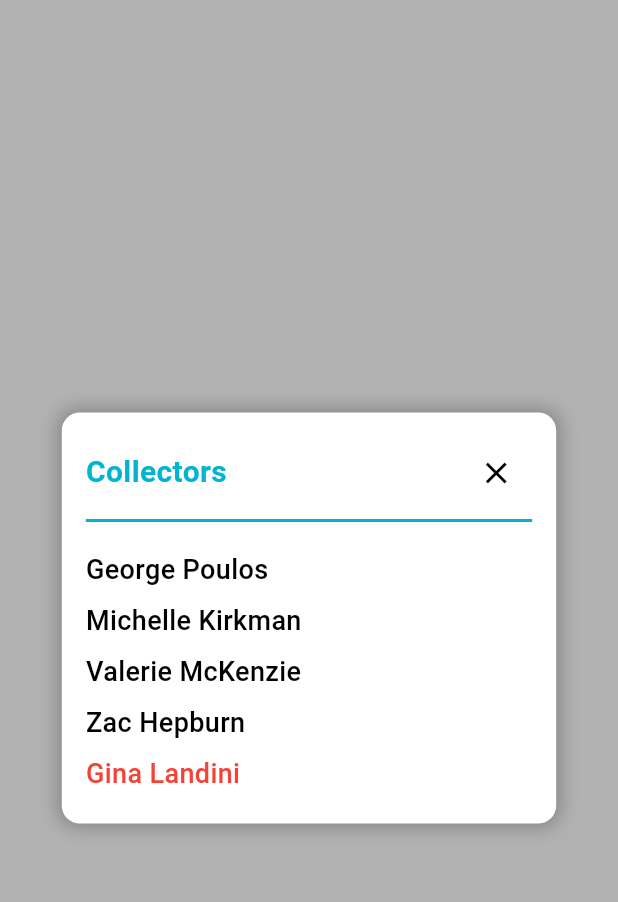
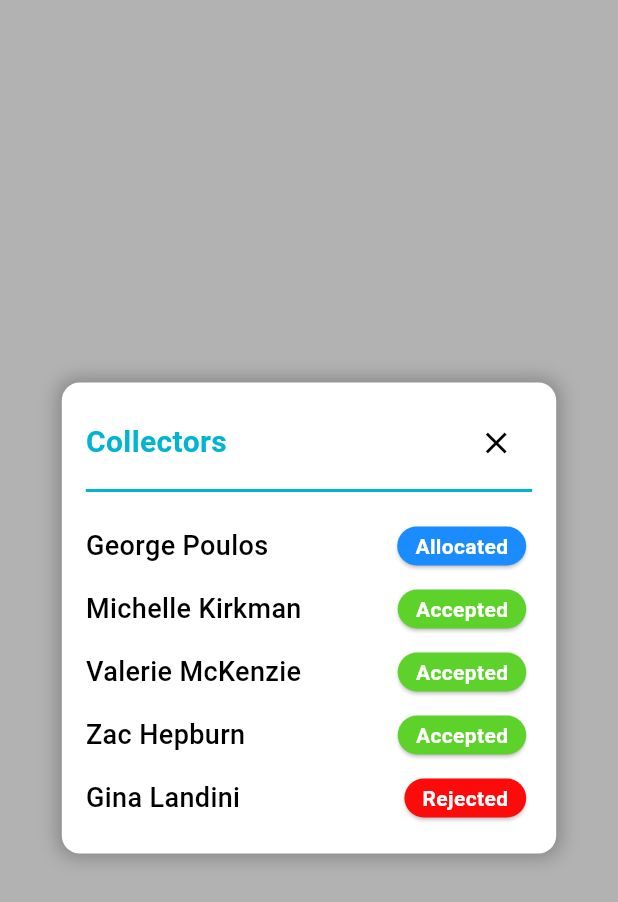
Before and after one commit to RusiraLiyanage/Collection-Manager-Mobile, a Flutter app: the CollectorsModal widget shown alone on an empty page, opened directly, on a phone screen of 412 x 824 dp. Shown: the top 902 px of the screen. Run offline on Flutter 3.47's test engine with Material 3 defaults, Android fonts, the phone set to English and light mode, and no system bars; our stand-ins replace card_swiper, file_picker, im_stepper, permission_handler, syncfusion_flutter_calendar; missing offline and left inert: adaptive_action_sheet, easy_pie_chart, flutter_chartx, flutter_easy_faq, horizontal_stepper_flutter, icon_badge.

```diff
--- a/lib/pages/collectorsModal.dart
+++ b/lib/pages/collectorsModal.dart
@@ -61,11 +61,11 @@ class CollectorsModal extends StatelessWidget {
                     thickness: 2,
                   ),
                   SizedBox(height: 8),
-                  _collectorItem("George Poulos"),
-                  _collectorItem("Michelle Kirkman"),
-                  _collectorItem("Valerie McKenzie"),
-                  _collectorItem("Zac Hepburn"),
-                  _collectorItem("Gina Landini", color: Colors.red),
+                  _collectorItem("George Poulos", "Allocated"),
+                  _collectorItem("Michelle Kirkman", "Accepted"),
+                  _collectorItem("Valerie McKenzie", "Accepted"),
+                  _collectorItem("Zac Hepburn", "Accepted"),
+                  _collectorItem("Gina Landini", "Rejected"),
                 ],
               ),
             ),
@@ -75,10 +75,14 @@ class CollectorsModal extends StatelessWidget {
     );
   }
 
-  Widget _collectorItem(String name, {Color color = Colors.black}) {
+  Widget _collectorItem(String name, String value,
+      {Color color = Colors.black}) {
     return Padding(
       padding: const EdgeInsets.symmetric(vertical: 4),
-      child: Align(
+      child: Row(
+        mainAxisAlignment: MainAxisAlignment.spaceBetween,
+        children: [
+          Align(
             alignment: Alignment.centerLeft,
             child: Text(
               name,
@@ -89,6 +93,34 @@ class CollectorsModal extends StatelessWidget {
               ),
             ),
           ),
+          IntrinsicWidth(
+            child: Card(
+              shape: RoundedRectangleBorder(
+                borderRadius: BorderRadius.circular(20),
+              ),
+              color: value == "Rejected"
+                  ? Color(0xFFFF0A0A)
+                  : value == "Accepted"
+                      ? Color(0xFF5CD22B)
+                      : value == "Allocated"
+                          ? Color(0xFF1A8CFF)
+                          : Colors.black,
+              child: Padding(
+                padding:
+                    const EdgeInsets.symmetric(horizontal: 12, vertical: 3),
+                child: Text(
+                  value,
+                  style: const TextStyle(
+                    color: Colors.white,
+                    fontSize: 14,
+                    fontWeight: FontWeight.bold,
+                  ),
+                ),
+              ),
+            ),
+          ),
+        ],
+      ),
     );
   }
 }
--- a/lib/screens/ClientManagement/NewClient/Attachments/attachmentCard.dart
+++ b/lib/screens/ClientManagement/NewClient/Attachments/attachmentCard.dart
@@ -83,6 +83,7 @@ class AttachmentCard extends StatelessWidget {
                         showDialog(
                           context: context,
                           builder: (context) => AlertDialog(
+                            backgroundColor: Colors.white,
                             title: const Text('Delete Attachment'),
                             content: const Text(
                                 'Do you wanna delete this attachment ?'),
--- a/lib/screens/Dashboard/dashboardHome.dart
+++ b/lib/screens/Dashboard/dashboardHome.dart
@@ -27,6 +27,7 @@ class _DashboardHomeState extends State<DashboardHome> {
 
   @override
   void initState() {
+    print("Dashboard home called");
     super.initState();
     //_selectedLocation = locationFilter.first;
     //_selectedClient = clients.first;
--- a/lib/screens/OnsiteApprovals/onsiteApprovals.dart
+++ b/lib/screens/OnsiteApprovals/onsiteApprovals.dart
@@ -125,6 +125,7 @@ class _OnsiteApprovalsState extends State<OnsiteApprovals> {
           width: 40.0,
           child: FittedBox(
             child: FloatingActionButton(
+              backgroundColor: AppColors.sideMenuSelected.withOpacity(0.6),
               onPressed: () {
                 if (isAtBottom) {
                   _scrollController.animateTo(
--- a/lib/screens/OnsiteJobs/Data/onSiteJobsData.dart
+++ b/lib/screens/OnsiteJobs/Data/onSiteJobsData.dart
@@ -12,7 +12,7 @@ class OnsiteJobsData {
     },
     {
       "jobNumber": "2",
-      "jobStatus": "Draft",
+      "jobStatus": "In Progress",
       "dateTime": "30 Apr 2025 10:00",
       "client": "Rail NSW",
       "rep": "John Roberts",
--- a/lib/screens/OnsiteJobs/onSiteJobsHome.dart
+++ b/lib/screens/OnsiteJobs/onSiteJobsHome.dart
@@ -110,6 +110,7 @@ class _onSiteJobsHomeState extends State<OnsiteJobsHome> {
 
   @override
   void initState() {
+    print("yes onsite jobs called");
     super.initState();
     _selectedValue = items.first;
     _selectedClient = clients.first;
```
Also changed, not shown: lib/screens/OnsiteJobs/onSiteJobCard.dart (+20 -4 lines). Lines whose indentation alone changed are shown as unchanged.
